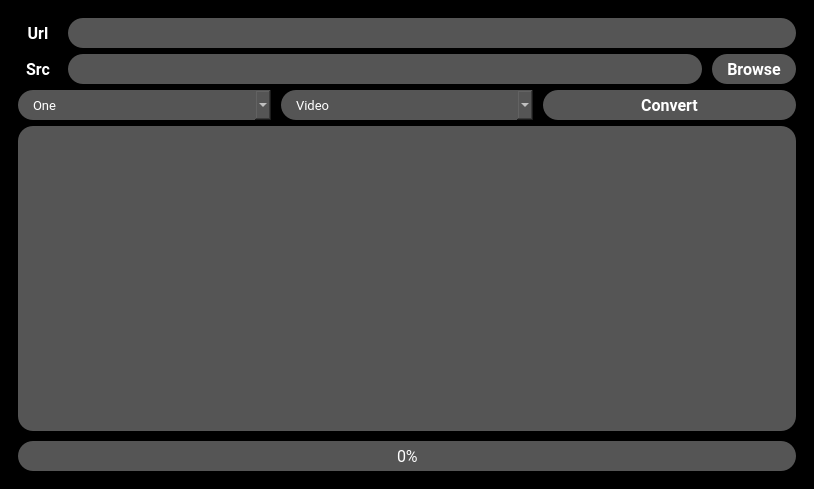
Old version of the form design.ui in the repository illya-s/YTD.
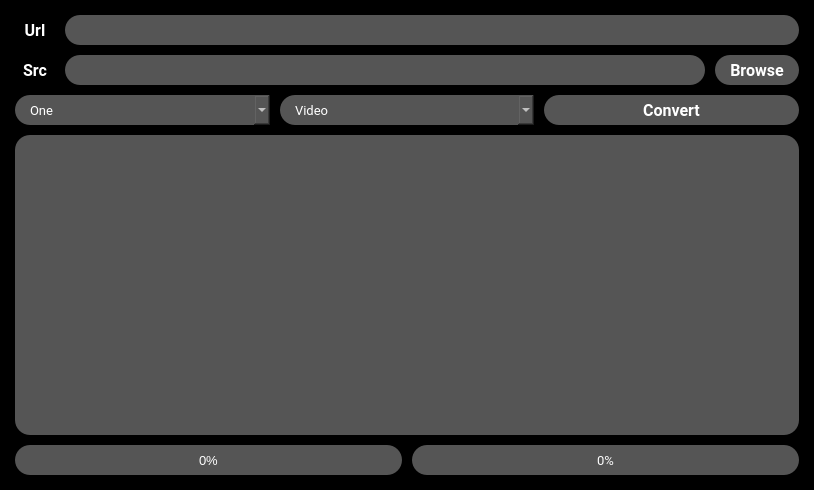
New version of the form.

```diff
--- a/design.ui
+++ b/design.ui
@@ -7,7 +7,7 @@
     <x>0</x>
     <y>0</y>
     <width>814</width>
-    <height>489</height>
+    <height>490</height>
    </rect>
   </property>
   <property name="windowTitle">
@@ -51,12 +51,42 @@
     <string notr="true"/>
    </property>
    <layout class="QHBoxLayout" name="horizontalLayout_2">
+    <property name="spacing">
+     <number>0</number>
+    </property>
+    <property name="leftMargin">
+     <number>15</number>
+    </property>
+    <property name="topMargin">
+     <number>15</number>
+    </property>
+    <property name="rightMargin">
+     <number>15</number>
+    </property>
+    <property name="bottomMargin">
+     <number>15</number>
+    </property>
     <item>
      <widget class="QWidget" name="widget" native="true">
       <property name="styleSheet">
        <string notr="true"/>
       </property>
       <layout class="QVBoxLayout" name="verticalLayout_3">
+       <property name="spacing">
+        <number>10</number>
+       </property>
+       <property name="leftMargin">
+        <number>0</number>
+       </property>
+       <property name="topMargin">
+        <number>0</number>
+       </property>
+       <property name="rightMargin">
+        <number>0</number>
+       </property>
+       <property name="bottomMargin">
+        <number>0</number>
+       </property>
        <item>
         <widget class="QWidget" name="widget_2" native="true">
          <layout class="QHBoxLayout" name="horizontalLayout_3">
@@ -365,6 +395,42 @@
            </widget>
           </item>
           <item>
+           <widget class="QWidget" name="widget_4" native="true">
+            <layout class="QHBoxLayout" name="horizontalLayout_5">
+             <property name="spacing">
+              <number>10</number>
+             </property>
+             <property name="leftMargin">
+              <number>0</number>
+             </property>
+             <property name="topMargin">
+              <number>0</number>
+             </property>
+             <property name="rightMargin">
+              <number>0</number>
+             </property>
+             <property name="bottomMargin">
+              <number>0</number>
+             </property>
+             <item>
+              <widget class="QProgressBar" name="progressBarFile">
+               <property name="minimumSize">
+                <size>
+                 <width>0</width>
+                 <height>30</height>
+                </size>
+               </property>
+               <property name="font">
+                <font>
+                 <pointsize>10</pointsize>
+                </font>
+               </property>
+               <property name="value">
+                <number>0</number>
+               </property>
+              </widget>
+             </item>
+             <item>
            <widget class="QProgressBar" name="progressBar">
             <property name="enabled">
              <bool>true</bool>
@@ -378,7 +444,7 @@
             <property name="font">
              <font>
               <family>Roboto</family>
-              <pointsize>12</pointsize>
+                 <pointsize>10</pointsize>
              </font>
             </property>
             <property name="value">
@@ -387,6 +453,9 @@
             <property name="textVisible">
              <bool>true</bool>
             </property>
+              </widget>
+             </item>
+            </layout>
            </widget>
           </item>
          </layout>
```
Lines whose indentation alone changed are shown as unchanged.
